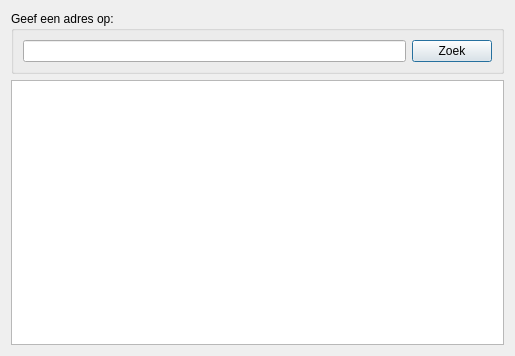
This is ui_geopunt4qgis.ui in warrieka/geopunt4Qgis as Qt 5 draws it before an edit. The edited form follows.
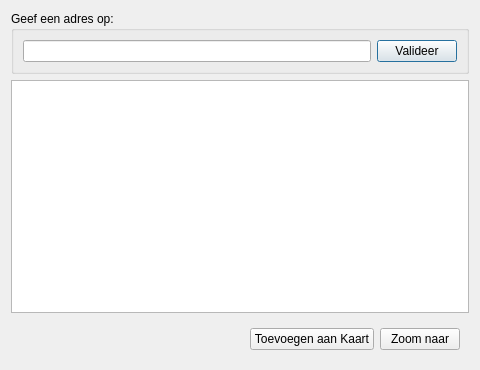
This is the edited form. Icons and pictures are not drawn.

The edit to the form file:
```diff
--- a/ui_geopunt4qgis.ui
+++ b/ui_geopunt4qgis.ui
@@ -6,8 +6,8 @@
    <rect>
     <x>0</x>
     <y>0</y>
-    <width>515</width>
-    <height>356</height>
+    <width>480</width>
+    <height>370</height>
    </rect>
   </property>
   <property name="windowTitle">
@@ -30,7 +30,7 @@
       <item>
        <widget class="QPushButton" name="zoekBtn">
         <property name="text">
-         <string>Zoek</string>
+         <string>Valideer</string>
         </property>
        </widget>
       </item>
@@ -40,6 +40,39 @@
    <item>
     <widget class="QListWidget" name="resultLijst"/>
    </item>
+   <item>
+    <widget class="QWidget" name="widget" native="true">
+     <layout class="QHBoxLayout" name="horizontalLayout_2">
+      <item>
+       <spacer name="horizontalSpacer">
+        <property name="orientation">
+         <enum>Qt::Horizontal</enum>
+        </property>
+        <property name="sizeHint" stdset="0">
+         <size>
+          <width>40</width>
+          <height>20</height>
+         </size>
+        </property>
+       </spacer>
+      </item>
+      <item>
+       <widget class="QPushButton" name="Add2mapKnop">
+        <property name="text">
+         <string>Toevoegen aan Kaart</string>
+        </property>
+       </widget>
+      </item>
+      <item>
+       <widget class="QPushButton" name="ZoomKnop">
+        <property name="text">
+         <string>Zoom naar</string>
+        </property>
+       </widget>
+      </item>
+     </layout>
+    </widget>
+   </item>
   </layout>
  </widget>
  <resources>
```
Left out of the diff: 6 changed lines with no effect on the pictures.
